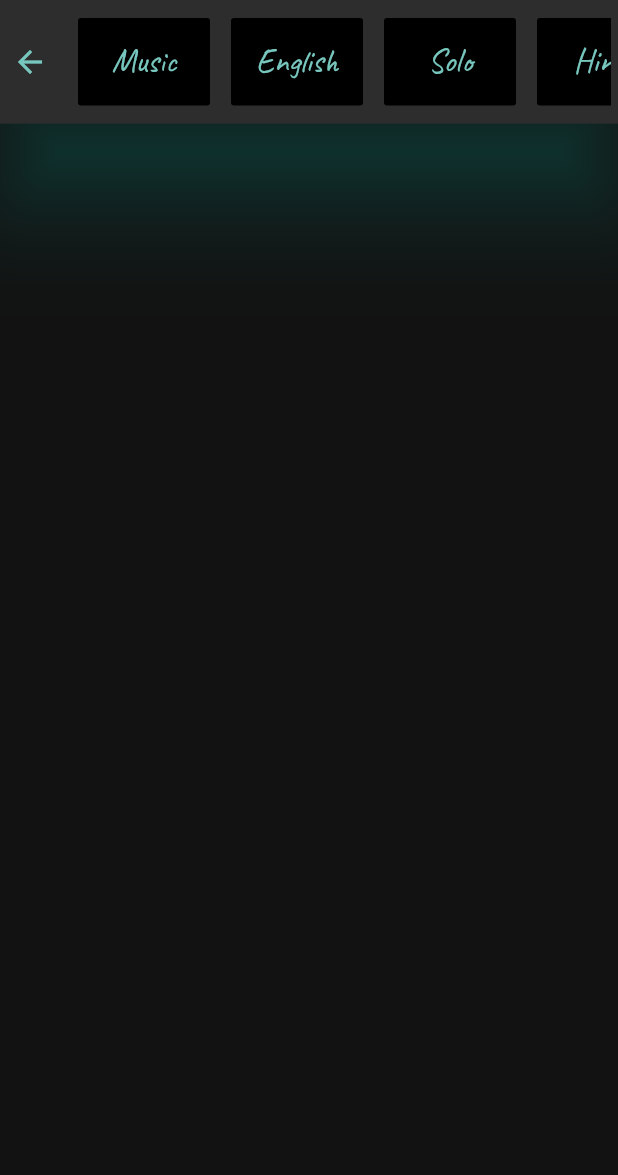
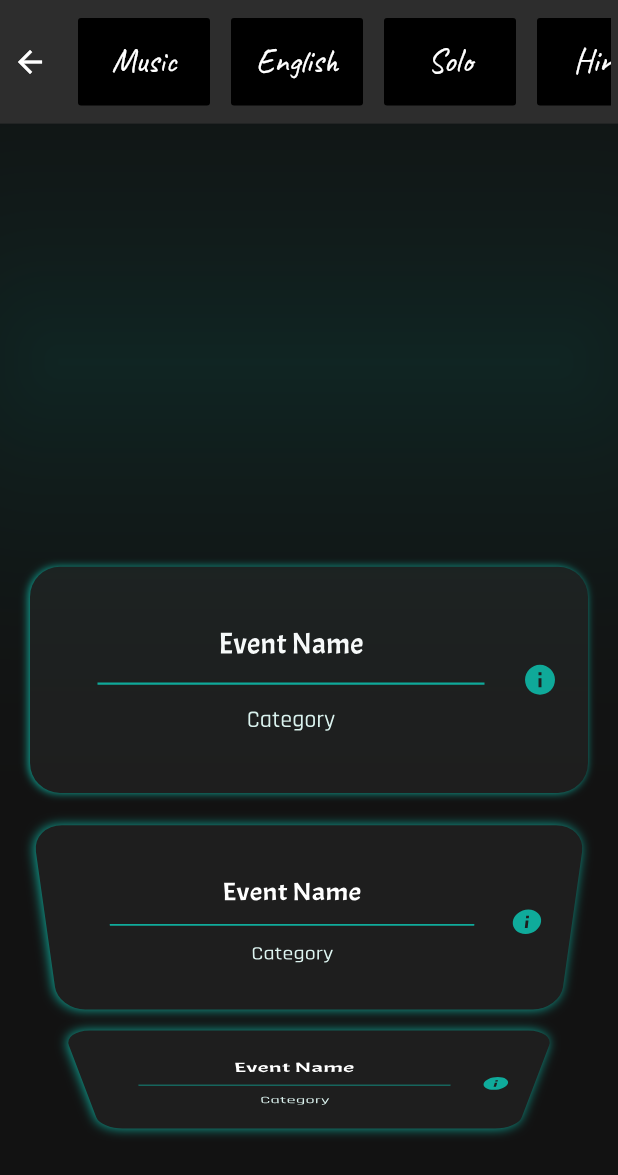
Before and after one commit to sonalika2001/Events-Page, a Flutter app: the screen it shows after launch, on a phone screen of 412 x 824 dp. Shown: the top 1175 px of the screen. Run offline on Flutter 3.47's test engine with Material 2 defaults, Android fonts, the phone set to English and light mode, and no system bars.

Commit message:
Added List of events widget

```diff
--- a/lib/constants.dart
+++ b/lib/constants.dart
@@ -1,7 +1,42 @@
-import 'package:flutter/cupertino.dart';
+import 'package:flutter/material.dart';
 
 const kFilterTextStyle = TextStyle(
   fontSize: 22,
   fontFamily: 'Caveat',
   fontWeight: FontWeight.w200,
 );
+
+const kEventTextStyle = TextStyle(
+  fontFamily: 'Acme',
+  color: kTextColor,
+  fontSize: 20,
+  fontWeight: FontWeight.w500,
+);
+
+const kCategoryTextStyle = TextStyle(
+  color: kDarkTextColor,
+  fontSize: 16,
+  fontFamily: 'Rajdhani',
+);
+
+var kEventContainerStyle = BoxDecoration(
+  color: kDarkThemeContrast2,
+  borderRadius: BorderRadius.circular(20),
+  boxShadow: [
+    BoxShadow(
+      color: kShadowColor,
+      blurRadius: 4,
+      offset: Offset.fromDirection(
+        3,
+      ),
+    ),
+  ],
+);
+
+const kShadowColor = Color(0xff0FAB9B);
+const kDarkTextColor = Color(0xffDDF4F0);
+const kTextColor = Colors.white; //Color(0xff77C7BE);
+const kDarkThemeBackground = Color(0xff121212);
+const kDarkThemeContrast1 = Color(0xff2D2D2D);
+const kDarkThemeContrast2 = Color(0xff1E1E1E);
+const kElementColor = Color(0xff0FAB9B);
--- a/lib/events_screen.dart
+++ b/lib/events_screen.dart
@@ -1,6 +1,7 @@
 import 'package:flutter/material.dart';
 import 'package:events_page/widgets/events_list.dart';
 import 'package:events_page/widgets/fliters.dart';
+import 'constants.dart';
 
 class EventsScreen extends StatelessWidget {
   final GlobalKey<ScaffoldState> scaffoldKey = GlobalKey();
@@ -8,20 +9,20 @@ class EventsScreen extends StatelessWidget {
   Widget build(BuildContext context) {
     return Scaffold(
       key: scaffoldKey,
-      backgroundColor: Color(0xff121212),
+      backgroundColor: kDarkThemeBackground,
       body: EventsList(),
       appBar: AppBar(
-        elevation: 30,
-        shadowColor: Color(0xff0FAB9B),
+        elevation: 100,
+        shadowColor: kShadowColor,
         toolbarHeight: 0.1 * MediaQuery.of(context).size.height,
-        backgroundColor: Color(0xff2D2D2D),
+        backgroundColor: kDarkThemeContrast1,
         actions: [
           Padding(
             padding: const EdgeInsets.all(8.0),
             child: GestureDetector(
               child: Icon(
                 Icons.arrow_back,
-                color: Color(0xff77C7BE),
+                color: kTextColor,
               ),
               onTap: () {
                 //Navigator.pop(context);
--- a/lib/main.dart
+++ b/lib/main.dart
@@ -1,5 +1,6 @@
 import 'package:flutter/material.dart';
 import 'package:events_page/events_screen.dart';
+
 void main() {
   runApp(EventsPage());
 }
--- a/lib/widgets/events_button.dart
+++ b/lib/widgets/events_button.dart
@@ -0,0 +1,63 @@
+import 'package:flutter/material.dart';
+import 'package:events_page/constants.dart';
+
+class EventsButton extends StatefulWidget {
+  final String eventName;
+  final String eventCategory;
+
+  EventsButton({this.eventName, this.eventCategory});
+  @override
+  _EventsButtonState createState() => _EventsButtonState();
+}
+
+class _EventsButtonState extends State<EventsButton> {
+  @override
+  Widget build(BuildContext context) {
+    return Padding(
+      padding: EdgeInsets.only(left: 20, right: 20, bottom: 7, top: 7),
+      child: Container(
+        decoration: kEventContainerStyle,
+        padding: EdgeInsets.symmetric(horizontal: 20),
+        child: Row(
+          mainAxisAlignment: MainAxisAlignment.spaceEvenly,
+          crossAxisAlignment: CrossAxisAlignment.center,
+          children: <Widget>[
+            Expanded(
+              child: Padding(
+                padding: const EdgeInsets.symmetric(horizontal: 25),
+                child: Column(
+                  crossAxisAlignment: CrossAxisAlignment.center,
+                  mainAxisAlignment: MainAxisAlignment.center,
+                  children: <Widget>[
+                    Text(
+                      widget.eventName,
+                      style: kEventTextStyle,
+                    ),
+                    Divider(
+                      color: kElementColor,
+                      height: 28,
+                      thickness: 1.5,
+                      // indent: 0.1 * MediaQuery.of(context).size.width,
+                      // endIndent: 0.08 * MediaQuery.of(context).size.width,
+                    ),
+                    Text(
+                      widget.eventCategory,
+                      style: kCategoryTextStyle,
+                    ),
+                  ],
+                ),
+              ),
+            ),
+            // SizedBox(
+            //   width: 20,
+            // ),
+            Icon(
+              Icons.info,
+              color: kElementColor,
+            ),
+          ],
+        ),
+      ),
+    );
+  }
+}
--- a/lib/widgets/events_list.dart
+++ b/lib/widgets/events_list.dart
@@ -6,8 +6,18 @@ class EventsList extends StatelessWidget {
   Widget build(BuildContext context) {
     return ListWheelScrollView(
       itemExtent: 0.2 * MediaQuery.of(context).size.height,
+      diameterRatio: 2,
       children: <Widget>[
-
+        EventsButton(eventName: 'Event Name', eventCategory: 'Category'),
+        EventsButton(eventName: 'Event Name', eventCategory: 'Category'),
+        EventsButton(eventName: 'Event Name', eventCategory: 'Category'),
+        EventsButton(eventName: 'Event Name', eventCategory: 'Category'),
+        EventsButton(eventName: 'Event Name', eventCategory: 'Category'),
+        EventsButton(eventName: 'Event Name', eventCategory: 'Category'),
+        EventsButton(eventName: 'Event Name', eventCategory: 'Category'),
+        EventsButton(eventName: 'Event Name', eventCategory: 'Category'),
+        EventsButton(eventName: 'Event Name', eventCategory: 'Category'),
+        EventsButton(eventName: 'Event Name', eventCategory: 'Category'),
       ],
     );
   }
--- a/lib/widgets/filter_button.dart
+++ b/lib/widgets/filter_button.dart
@@ -24,8 +24,8 @@ class _FilterButtonState extends State<FilterButton> {
           widget.text,
           style: kFilterTextStyle,
         ),
-        textColor: isSelected ? Colors.black : Color(0xff77C7BE),
-        color: isSelected ? Color(0xff0FAB9B) : Colors.black,
+        textColor: isSelected ? Colors.black : kTextColor,
+        color: isSelected ? kShadowColor : Colors.black,
       ),
     );
   }
--- a/pubspec.yaml
+++ b/pubspec.yaml
@@ -62,6 +62,12 @@ flutter:
     - family: Caveat
       fonts:
         - asset: fonts/Caveat-Regular.ttf
+    - family: Acme
+      fonts:
+        - asset: fonts/Acme-Regular.ttf
+    - family: Rajdhani
+      fonts:
+        - asset: fonts/Rajdhani-Medium.ttf
   #       - asset: fonts/Schyler-Italic.ttf
   #         style: italic
   #   - family: Trajan Pro
```
Also changed, not shown: fonts/Acme-Regular.ttf (added), fonts/Rajdhani-Medium.ttf (added).
